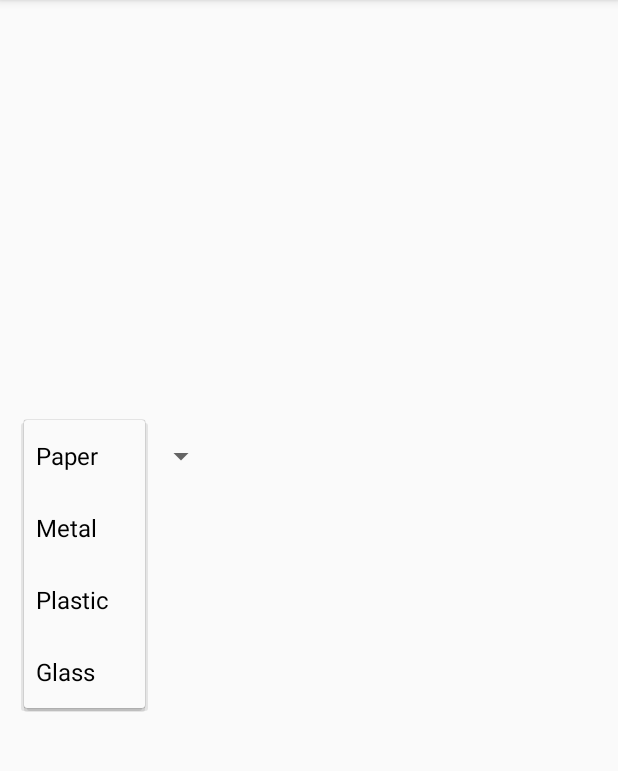
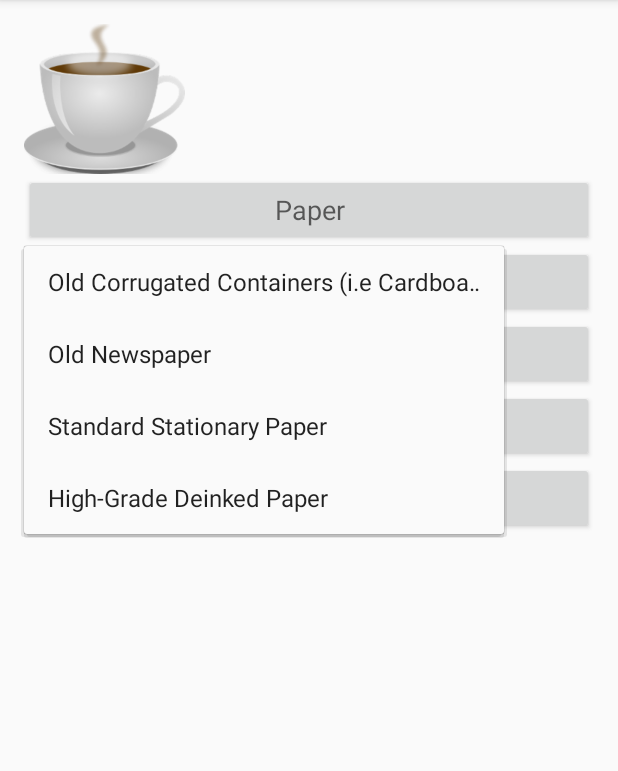
Before and after one commit to JeremyElliott1/Carbon-Tracker-Android-App, an Android app: the RecyclablesActivity screen opened directly, with no data from a screen before it, after a tap on "Paper", on a phone screen of 412 x 824 dp, the part 84-855 px from its top. Run offline under Robolectric (Android 15) with nearby library versions, the light colour scheme and no system bars.

Commit message:
Gideon changes 5/3/2020

```diff
--- a/app/build.gradle
+++ b/app/build.gradle
@@ -44,4 +44,6 @@ dependencies {
     // QRcode generator
     implementation 'com.journeyapps:zxing-android-embedded:3.2.0@aar'
     implementation 'com.google.zxing:core:3.3.0'
+    implementation 'androidx.fragment:fragment:1.2.4'
+    implementation 'androidx.lifecycle:lifecycle-livedata:2.2.0'
 }
--- a/app/src/main/java/com/example/slidebox/ui/recyclables/RecyclablesActivity.java
+++ b/app/src/main/java/com/example/slidebox/ui/recyclables/RecyclablesActivity.java
@@ -1,10 +1,9 @@
 package com.example.slidebox.ui.recyclables;
 
 import android.os.Bundle;
+import android.view.MenuItem;
 import android.view.View;
-import android.widget.AdapterView;
-import android.widget.ArrayAdapter;
-import android.widget.Spinner;
+import android.widget.PopupMenu;
 import android.widget.Toast;
 
 import androidx.annotation.Nullable;
@@ -14,53 +13,71 @@ import com.example.slidebox.MainActivity;
 import com.example.slidebox.R;
 
 
-public class RecyclablesActivity extends AppCompatActivity{ //implements AdapterView.OnItemSelectedListener{
-
+public class RecyclablesActivity extends AppCompatActivity implements PopupMenu.OnMenuItemClickListener{
    @Override
     protected void onCreate(Bundle savedInstanceState) {
         super.onCreate(savedInstanceState);
         setContentView(R.layout.recyclables_activity);
+    }
 
-        Spinner mySpinner = (Spinner) findViewById(R.id.spinner2);
-
-        ArrayAdapter<String> myAdapter = new ArrayAdapter<String>(RecyclablesActivity.this,
-                android.R.layout.simple_list_item_1, getResources().getStringArray(R.array.Recyclable_Items));
-        myAdapter.setDropDownViewResource(android.R.layout.simple_spinner_dropdown_item);
-        mySpinner.setAdapter(myAdapter);
-//       Spinner mySpinner = findViewById(R.id.spinner1);
-//        ArrayAdapter<CharSequence> recyclablesAdapter2 = ArrayAdapter.createFromResource(this, R.array.Recyclable_Items, android.R.layout.simple_spinner_item);
-//       recyclablesAdapter2.setDropDownViewResource(android.R.layout.simple_spinner_dropdown_item);
-//       mySpinner.setAdapter(recyclablesAdapter2);
-//       mySpinner.setOnItemSelectedListener(this);
-
-/*
-       ArrayAdapter<String> recyclablesAdapter = new ArrayAdapter<String>(this, android.R.layout.simple_list_item_1, getResources().getStringArray(R.array.Recyclable_Items));
-        recyclablesAdapter.setDropDownViewResource(android.R.layout.simple_spinner_dropdown_item);
-        mySpinner.setAdapter(recyclablesAdapter);
-        mySpinner.setOnItemSelectedListener(this);*/
-
+    public void paperPopup(View v) {
+        PopupMenu paperPopup = new PopupMenu(this, v);
+        paperPopup.setOnMenuItemClickListener((PopupMenu.OnMenuItemClickListener) this);
+        paperPopup.inflate(R.menu.recyclables_popup);
+        paperPopup.show();
 
     }
 
-//    @Override
-//    public void onItemSelected(AdapterView<?> adapterView, View view, int i, long l) {
-//        String text = adapterView.getItemAtPosition(position).toString();
-//        Toast.makeText(adapterView.getContext(),text, Toast.LENGTH_SHORT).show();
-//    }
-//
-//    @Override
-//    public void onNothingSelected(AdapterView<?> adapterView) {
-//
-//    }
+    public void plasticPopup(View v) {
+        PopupMenu plasticPopup = new PopupMenu(this, v);
+        plasticPopup.setOnMenuItemClickListener((PopupMenu.OnMenuItemClickListener) this);
+        plasticPopup.inflate(R.menu.recyclables_popup_plastic);
+        plasticPopup.show();
 
-//    @Override
-//    public void onItemSelected(AdapterView<?> parent, View view, int i, long l) {
-//    String text = parent.getItemAtPosition(position).toString();
-//        Toast.makeText(parent.getContext(),text, Toast.LENGTH_SHORT).show();
-//    }
-//
-//    @Override
-//    public void onNothingSelected(AdapterView<?> parent) {
-//
-//    }
-}
+    }
+
+    public void metalPopup(View v) {
+        PopupMenu metalPopup = new PopupMenu(this, v);
+        metalPopup.setOnMenuItemClickListener((PopupMenu.OnMenuItemClickListener) this);
+        metalPopup.inflate(R.menu.recyclables_popup_metal);
+        metalPopup.show();
+
+    }
+
+    public void glassPopup(View v) {
+        PopupMenu glassPopup = new PopupMenu(this, v);
+        glassPopup.setOnMenuItemClickListener((PopupMenu.OnMenuItemClickListener) this);
+        glassPopup.inflate(R.menu.recyclables_popup);
+        glassPopup.show();
+
+    }
+
+    public void unsurePopup(View v) {
+        PopupMenu unsurePopup = new PopupMenu(this, v);
+        unsurePopup.setOnMenuItemClickListener((PopupMenu.OnMenuItemClickListener) this);
+        unsurePopup.inflate(R.menu.recyclables_popup);
+        unsurePopup.show();
+
+    }
+
+    @Override
+    public boolean onMenuItemClick(MenuItem item) {
+        switch (item.getItemId()) {
+            case R.id.item1:
+                Toast.makeText(this, "Item 1 clicked", Toast.LENGTH_SHORT).show();
+                return true;
+            case R.id.item2:
+                Toast.makeText(this, "Item 1 clicked", Toast.LENGTH_SHORT).show();
+                return true;
+            case R.id.item3:
+                Toast.makeText(this, "Item 1 clicked", Toast.LENGTH_SHORT).show();
+                return true;
+            case R.id.item4:
+                Toast.makeText(this, "Item 1 clicked", Toast.LENGTH_SHORT).show();
+                return true;
+            default:
+                return false;
+        }
+    }
+
+            }
--- a/app/src/main/res/layout/recyclables_activity.xml
+++ b/app/src/main/res/layout/recyclables_activity.xml
@@ -1,26 +1,64 @@
 <?xml version="1.0" encoding="utf-8"?>
-<RelativeLayout xmlns:android="http://schemas.android.com/apk/res/android"
+<LinearLayout xmlns:android="http://schemas.android.com/apk/res/android"
     xmlns:app="http://schemas.android.com/apk/res-auto"
     xmlns:tools="http://schemas.android.com/tools"
     android:layout_width="match_parent"
     android:layout_height="match_parent"
+    android:orientation="vertical"
+    android:paddingLeft="16dp"
+    android:paddingTop="16dp"
+    android:paddingRight="16dp"
     android:paddingBottom="16dp"
-    android:paddingLeft="16dp"
-    android:paddingRight="16dp"
-    android:paddingTop="16dp"
     tools:context="com.example.slidebox.ui.recyclables.RecyclablesActivity">
 
-    <Spinner
-        android:id="@+id/spinner2"
+    <ImageView
+        android:id="@+id/imageView2"
         android:layout_width="wrap_content"
+        android:layout_height="100dp"
+        app:srcCompat="@drawable/coffee" />
+
+    <Button
+        android:id="@+id/buttonPaper"
+        style="@style/Widget.AppCompat.Button"
+        android:layout_width="match_parent"
         android:layout_height="wrap_content"
-        android:layout_alignParentTop="true"
-        android:layout_marginTop="264dp"
-        tools:ignore="MissingConstraints"
-    app:layout_constraintBottom_toBottomOf="parent"
-    app:layout_constraintEnd_toEndOf="parent"
-    app:layout_constraintStart_toStartOf="parent"
-    app:layout_constraintTop_toTopOf="parent" />
+        android:text="Paper"
+        android:textAppearance="@style/TextAppearance.AppCompat.Medium"
+        android:onClick="paperPopup"/>
 
+    <Button
+    android:id="@+id/buttonMetal"
+    style="@style/Widget.AppCompat.Button"
+    android:layout_width="match_parent"
+    android:layout_height="wrap_content"
+    android:text="Metal"
+    android:textAppearance="@style/TextAppearance.AppCompat.Medium"
+    android:onClick="metalPopup"/>
 
-</RelativeLayout>
+    <Button
+    android:id="@+id/buttonPlastic"
+    style="@style/Widget.AppCompat.Button"
+    android:layout_width="match_parent"
+    android:layout_height="wrap_content"
+    android:text="Plastic"
+    android:textAppearance="@style/TextAppearance.AppCompat.Medium"
+        android:onClick="plasticPopup"/>
+
+    <Button
+    android:id="@+id/buttonGlass"
+    style="@style/Widget.AppCompat.Button"
+    android:layout_width="match_parent"
+    android:layout_height="wrap_content"
+    android:text="Glass"
+    android:textAppearance="@style/TextAppearance.AppCompat.Medium"
+    android:onClick="glassPopup"/>
+
+    <Button
+        android:id="@+id/buttonUnsure"
+        style="@style/Widget.AppCompat.Button"
+        android:layout_width="match_parent"
+        android:layout_height="wrap_content"
+        android:text="Unsure?"
+        android:textAppearance="@style/TextAppearance.AppCompat.Medium"
+        android:onClick="unsurePopup"/>
+</LinearLayout>
--- /dev/null
+++ b/app/src/main/res/menu/recyclables_popup.xml
@@ -0,0 +1,15 @@
+<?xml version="1.0" encoding="utf-8"?>
+<menu xmlns:android="http://schemas.android.com/apk/res/android">
+
+    <item android:id="@+id/item1"
+        android:title="Old Corrugated Containers (i.e Cardboard)"/>
+
+    <item android:id="@+id/item2"
+        android:title="Old Newspaper"/>
+
+    <item android:id="@+id/item3"
+        android:title="Standard Stationary Paper"/>
+
+    <item android:id="@+id/item4"
+        android:title="High-Grade Deinked Paper"/>
+</menu>
--- /dev/null
+++ b/app/src/main/res/menu/recyclables_popup_metal.xml
@@ -0,0 +1,16 @@
+<?xml version="1.0" encoding="utf-8"?>
+<menu xmlns:android="http://schemas.android.com/apk/res/android">
+
+    <item android:id="@+id/item1"
+        android:title="Small plastic bottle (500ml Coke bottle)"/>
+
+    <item android:id="@+id/item2"
+        android:title="Medium plastic bottle (1L Coke bottle)"/>
+
+    <item android:id="@+id/item3"
+        android:title="Large plastic bottle (1L Coke bottle)"/>
+
+    <item android:id="@+id/item4"
+        android:title="Plastic cup"/>
+
+</menu>
--- /dev/null
+++ b/app/src/main/res/menu/recyclables_popup_plastic.xml
@@ -0,0 +1,15 @@
+<?xml version="1.0" encoding="utf-8"?>
+<menu xmlns:android="http://schemas.android.com/apk/res/android">
+
+    <item android:id="@+id/item1"
+        android:title="Small plastic bottle (500ml Coke bottle)"/>
+
+    <item android:id="@+id/item2"
+        android:title="Medium plastic bottle (1L Coke bottle)"/>
+
+    <item android:id="@+id/item3"
+        android:title="Large plastic bottle (1L Coke bottle)"/>
+
+    <item android:id="@+id/item4"
+        android:title="Plastic cup"/>
+</menu>
--- /dev/null
+++ b/app/src/main/res/menu/recyclables_popup_unsure.xml
@@ -0,0 +1,4 @@
+<?xml version="1.0" encoding="utf-8"?>
+<menu xmlns:android="http://schemas.android.com/apk/res/android">
+
+</menu>
--- a/app/src/main/res/values/strings.xml
+++ b/app/src/main/res/values/strings.xml
@@ -129,5 +129,6 @@
     <string name="_10_points">10 points</string>
     <string name="_80_points">80 points</string>
     <string name="shop">Shop</string>
+    <string name="what_are_you_recycling">what are you recycling</string>
 
 </resources>
```
Also changed, not shown: app/src/main/java/com/example/slidebox/ui/recyclables/recyclablesFragment.java (deleted, +0 -46 lines), app/src/main/res/layout/fragment_recyclables.xml (deleted, +0 -55 lines), app/src/main/res/layout/recyclables_fragment_paper.xml (added, +21 -0 lines), app/src/main/res/menu/recyclables_popup_glass.xml (added, +16 -0 lines), app/src/main/res/navigation/mobile_navigation.xml (+5 -3 lines), 2 other files.
